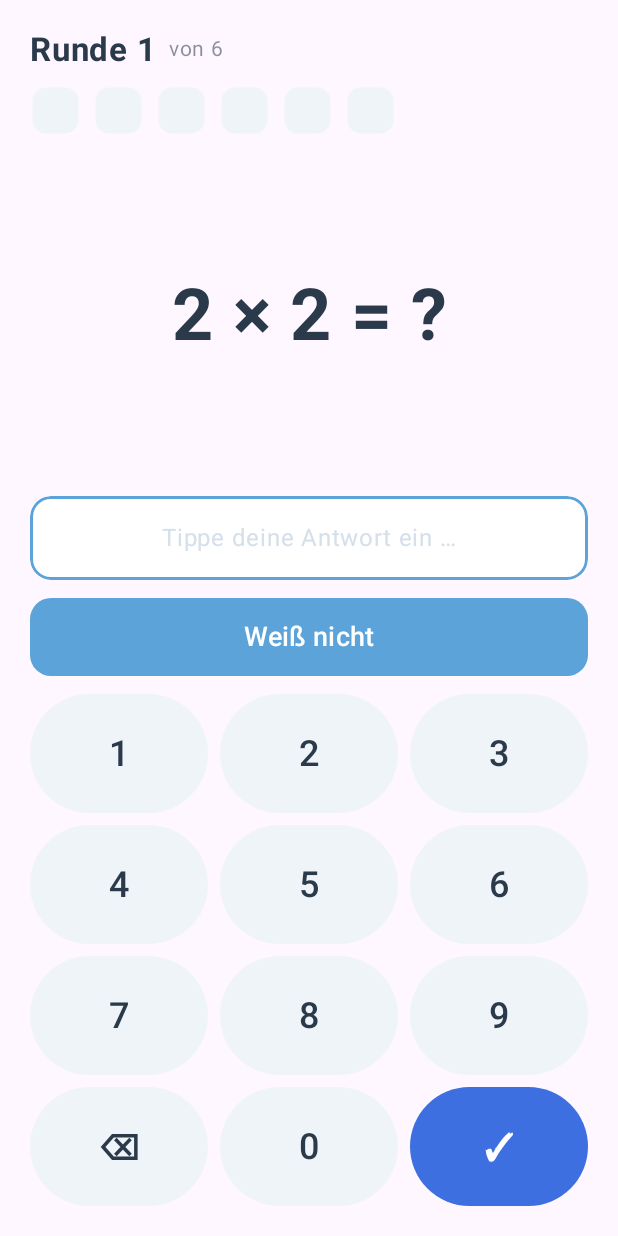
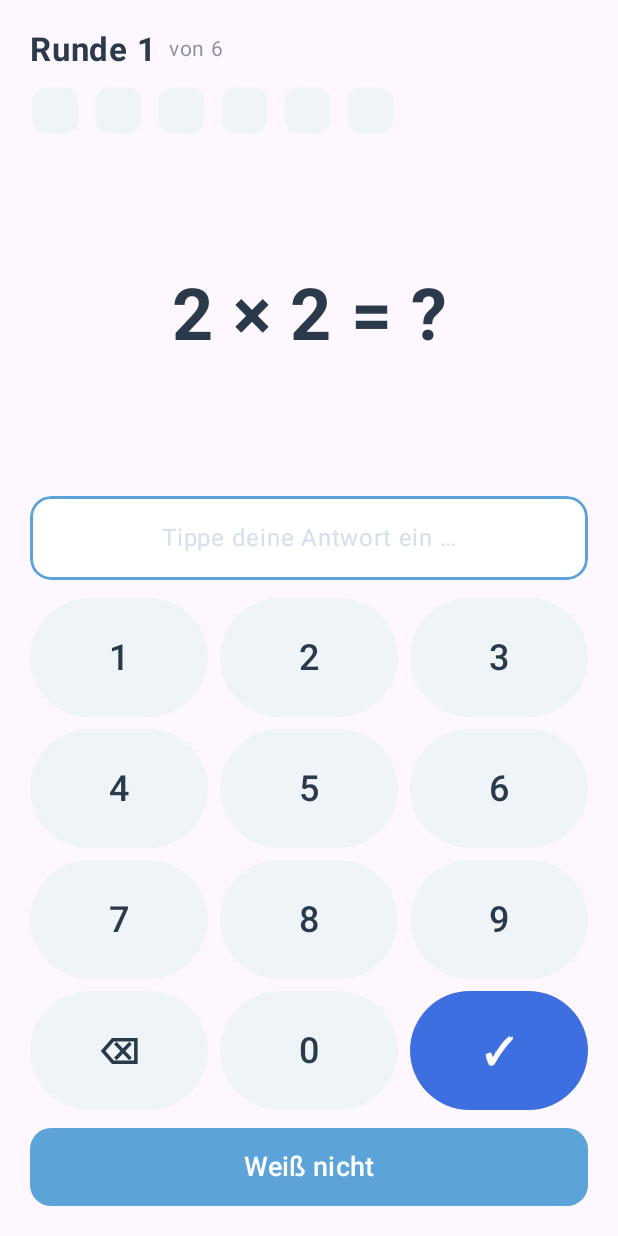
Before and after one commit to ewirch/mulplu, an Android app built with Jetpack Compose: the screen it shows after launch (MainActivity), after a tap on "Runde 1 starten", on a phone screen of 412 x 824 dp. Run offline under Robolectric (Android 15) with nearby library versions, the light colour scheme and no system bars.

Commit message:
fix: align Weiß-nicht placement below keypad in calibration (#27)
The calibration screen placed "Weiß nicht" between the input field and
the keypad, while the day question screen fixes it below the whole
answer area. Move the calibration button below the keypad so the
escape hatch sits in the same place on both free-input screens.

```diff
--- a/app/src/main/java/com/mulplu/app/ui/CalibrationScreen.kt
+++ b/app/src/main/java/com/mulplu/app/ui/CalibrationScreen.kt
@@ -298,7 +298,15 @@ private fun ProbePhase(
             }
         }
         Spacer(Modifier.height(12.dp))
+        Keypad(
+            enabled = !acking,
+            onDigit = { d -> if (entered.length < 3) entered += d },
+            onBackspace = { entered = entered.dropLast(1) },
+            onSubmit = { entered.toIntOrNull()?.let(onAnswer) },
+        )
+        Spacer(Modifier.height(12.dp))
         // "Weiß nicht" — the escape hatch, on every probe (mvp-spec §9).
+        // Below the keypad, matching its placement on the day question screen (#27).
         Button(
             onClick = { onAnswer(null) },
             enabled = !acking,
@@ -313,13 +321,6 @@ private fun ProbePhase(
         ) {
             Text("Weiß nicht", fontSize = 18.sp, color = Color.White)
         }
-        Spacer(Modifier.height(12.dp))
-        Keypad(
-            enabled = !acking,
-            onDigit = { d -> if (entered.length < 3) entered += d },
-            onBackspace = { entered = entered.dropLast(1) },
-            onSubmit = { entered.toIntOrNull()?.let(onAnswer) },
-        )
     }
 }
 
```
